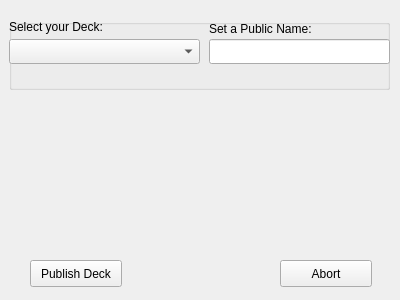
The window that qtui/publish_deck.ui (Scriptkiddi/Ankipubsub-Client) describes before a commit, drawn with Qt 5.
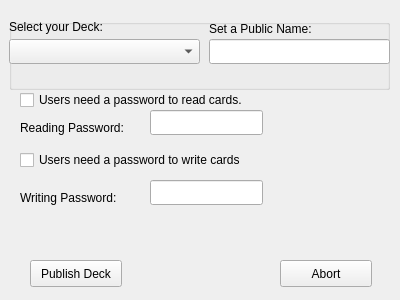
The same window after the commit.

Commit message: added a read and write password to the connection handler now i only have to add the gui functions for the read password

```diff
--- a/qtui/publish_deck.ui
+++ b/qtui/publish_deck.ui
@@ -98,6 +98,78 @@
     <string>Abort</string>
    </property>
   </widget>
+  <widget class="QCheckBox" name="checkBox">
+   <property name="geometry">
+    <rect>
+     <x>20</x>
+     <y>90</y>
+     <width>271</width>
+     <height>20</height>
+    </rect>
+   </property>
+   <property name="text">
+    <string>Users need a password to read cards.</string>
+   </property>
+  </widget>
+  <widget class="QCheckBox" name="checkBox_2">
+   <property name="geometry">
+    <rect>
+     <x>20</x>
+     <y>150</y>
+     <width>311</width>
+     <height>20</height>
+    </rect>
+   </property>
+   <property name="text">
+    <string>Users need a password to write cards</string>
+   </property>
+  </widget>
+  <widget class="QLabel" name="label_3">
+   <property name="geometry">
+    <rect>
+     <x>20</x>
+     <y>120</y>
+     <width>121</width>
+     <height>16</height>
+    </rect>
+   </property>
+   <property name="text">
+    <string>Reading Password:</string>
+   </property>
+  </widget>
+  <widget class="QLabel" name="label_4">
+   <property name="geometry">
+    <rect>
+     <x>20</x>
+     <y>190</y>
+     <width>111</width>
+     <height>16</height>
+    </rect>
+   </property>
+   <property name="text">
+    <string>Writing Password:</string>
+   </property>
+  </widget>
+  <widget class="QLineEdit" name="lineEdit">
+   <property name="geometry">
+    <rect>
+     <x>150</x>
+     <y>110</y>
+     <width>113</width>
+     <height>25</height>
+    </rect>
+   </property>
+  </widget>
+  <widget class="QLineEdit" name="lineEdit_2">
+   <property name="geometry">
+    <rect>
+     <x>150</x>
+     <y>180</y>
+     <width>113</width>
+     <height>25</height>
+    </rect>
+   </property>
+  </widget>
  </widget>
  <resources/>
  <connections/>
```
The commit also changes 1 other file.
